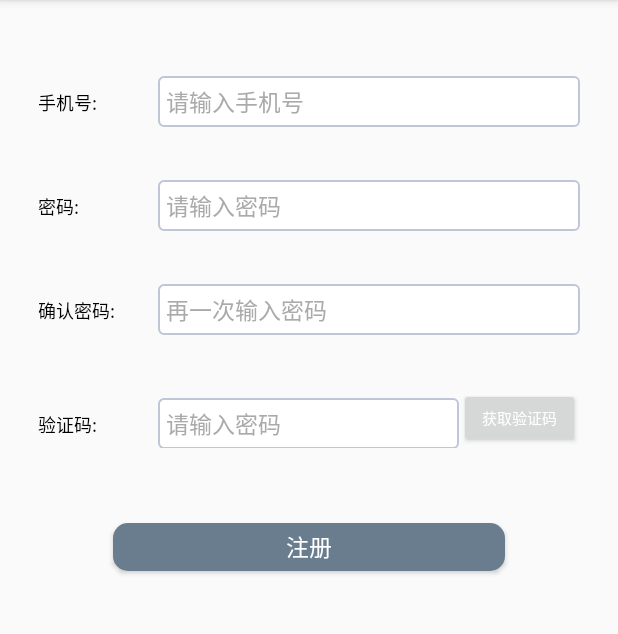
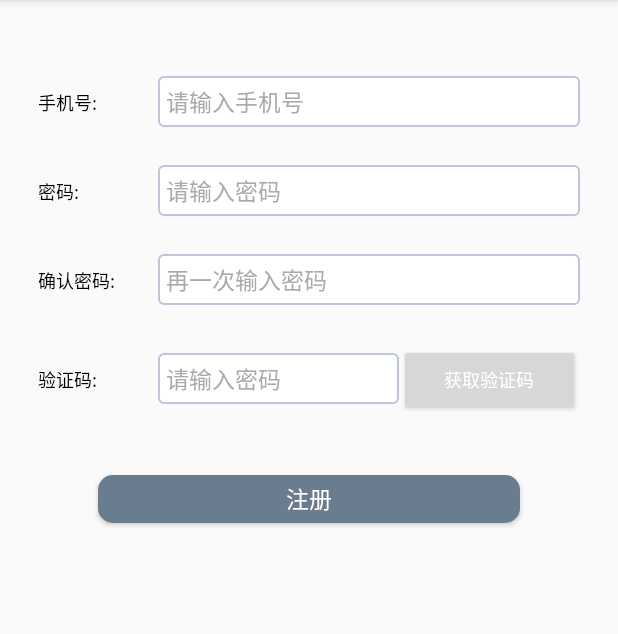
Before and after one commit to 476421978/ZHTX, an Android app: the RegisterActivity screen opened directly, with no data from a screen before it, on a phone screen of 412 x 824 dp, the part 84-718 px from its top. Run offline under Robolectric (Android 15) with nearby library versions, the phone set to English and light mode, and no system bars; libraries missing offline, so code that uses them is left out: cn.smssdk, com.mob; 2 statements that could not run were skipped.

Commit message:
Initial commit

```diff
--- a/app/src/main/AndroidManifest.xml
+++ b/app/src/main/AndroidManifest.xml
@@ -31,8 +31,7 @@
                 <category android:name="android.intent.category.LAUNCHER" />
             </intent-filter>
         </activity>
-        <activity android:name=".activity.RegisterActivity" />
-        <activity android:name=".activity.RegisterInfoActivity"></activity>
+        <activity android:name=".activity.RegisterActivity"></activity>
     </application>
 
 </manifest>
--- a/app/src/main/res/layout/activity_register.xml
+++ b/app/src/main/res/layout/activity_register.xml
@@ -37,7 +37,7 @@
         android:layout_width="match_parent"
         android:layout_height="wrap_content"
         android:orientation="horizontal"
-        android:layout_marginTop="35dp">
+        android:layout_marginTop="25dp">
         <TextView
             android:layout_width="0dp"
             android:layout_weight="2"
@@ -62,7 +62,7 @@
         android:layout_width="match_parent"
         android:layout_height="wrap_content"
         android:orientation="horizontal"
-        android:layout_marginTop="35dp">
+        android:layout_marginTop="25dp">
         <TextView
             android:layout_width="0dp"
             android:layout_weight="2"
@@ -87,7 +87,7 @@
         android:layout_width="match_parent"
         android:layout_height="wrap_content"
         android:orientation="horizontal"
-        android:layout_marginTop="35dp">
+        android:layout_marginTop="25dp">
         <TextView
             android:layout_width="0dp"
             android:layout_weight="2"
@@ -100,7 +100,7 @@
         <EditText
             android:id="@+id/activity_register_ed_verification"
             android:layout_width="0dp"
-            android:layout_weight="5"
+            android:layout_weight="4"
             android:layout_height="wrap_content"
             android:background="@drawable/bg_edittext"
             android:padding="5dip"
@@ -111,10 +111,9 @@
         <Button
             android:id="@+id/activity_register_btn_getVerification"
             android:layout_width="0dp"
-            android:layout_height="40dp"
-            android:layout_weight="2"
-            android:layout_gravity="center"
-            android:textSize="10sp"
+            android:layout_height="wrap_content"
+            android:layout_weight="3"
+            android:textSize="12sp"
             android:text="获取验证码"
             android:textColor="@color/white"/>
     </LinearLayout>
@@ -126,7 +125,7 @@
         android:textColor="@color/white"
         android:text="注册"
         android:textSize="15dp"
-    android:layout_margin="50dp"
+        android:layout_margin="40dp"
         android:background="@drawable/bg_btn_theme"/>
 
 
```
Also changed, not shown: app/src/main/java/com/example/user/zhtx/activity/RegisterActivity.java (+25 -8 lines), app/src/main/java/com/example/user/zhtx/tools/TEST.java (added, +9 -0 lines), app/src/main/res/layout/activity_login.xml (+6 -8 lines), app/src/main/res/drawable/pic_head.png (added). Lines whose indentation alone changed are shown as unchanged.
